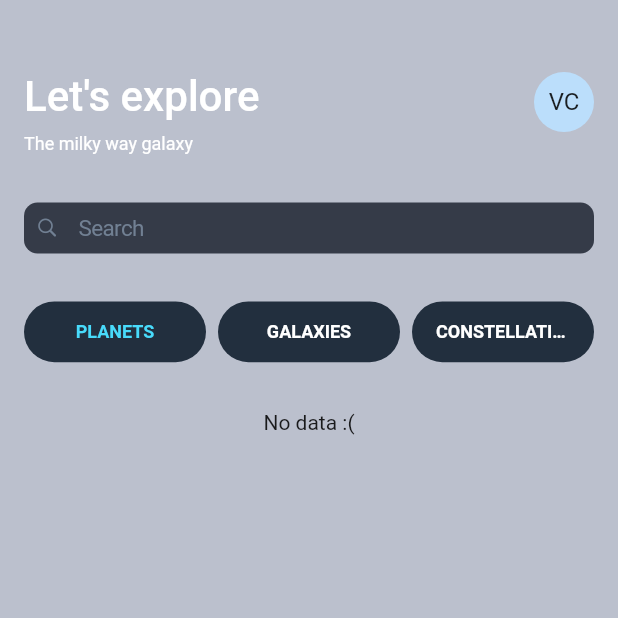
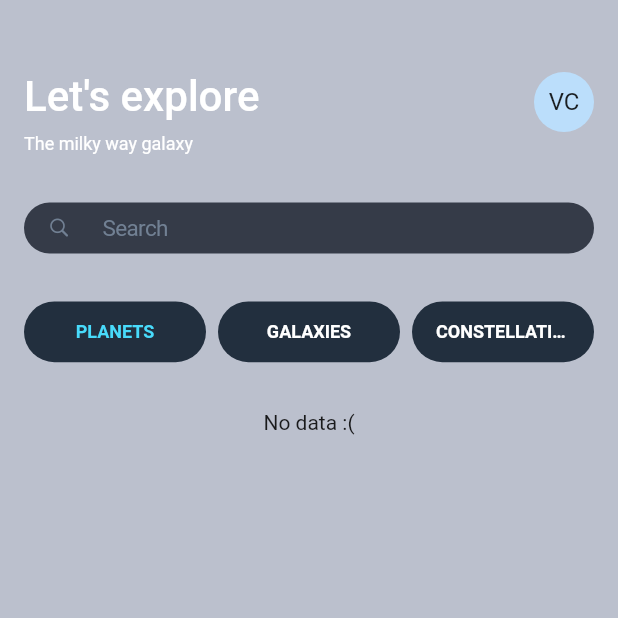
Before and after one commit to PaxTiz/flutter_planets, a Flutter app: the screen it shows after launch, on a phone screen of 412 x 824 dp, the top half of it. Run offline on Flutter 3.47's test engine with Material 2 defaults, Android fonts, the phone set to English and light mode, and no system bars; network calls fail.

Commit message:
Improve search bar styles

```diff
--- a/lib/components/header.dart
+++ b/lib/components/header.dart
@@ -29,13 +29,16 @@ class Header extends StatelessWidget {
         ),
         SizedBox(height: 32),
         CupertinoSearchTextField(
-          backgroundColor: Theme.of(context).inputDecorationTheme.fillColor,
           itemColor: Color.fromARGB(255, 113, 128, 147),
           placeholderStyle: TextStyle(color: Color.fromARGB(255, 113, 128, 147)),
           style: TextStyle(color: Color.fromARGB(255, 113, 128, 147), fontSize: 15),
-          prefixInsets: EdgeInsets.all(8),
+          prefixInsets: EdgeInsets.symmetric(vertical: 8, horizontal: 16),
           itemSize: 15,
           onChanged: (val) => context.read<PlanetStore>().update(val),
+          decoration: BoxDecoration(
+            color: Theme.of(context).inputDecorationTheme.fillColor,
+            borderRadius: BorderRadius.circular(32)
+          ),
         )
       ]
     );
```
